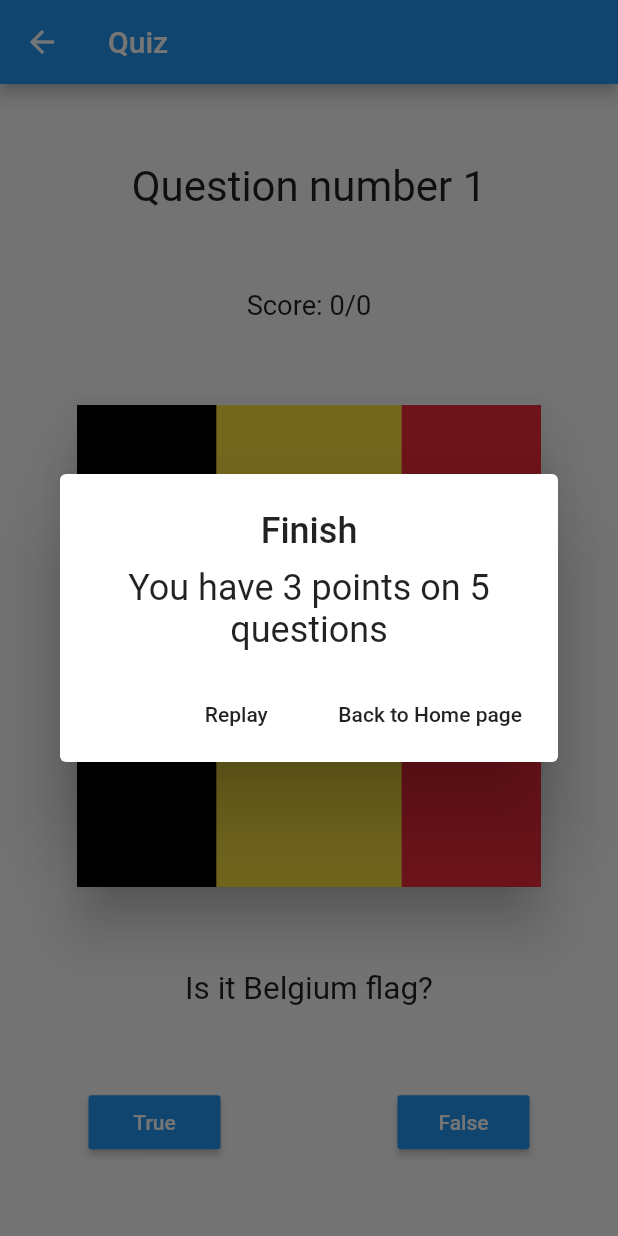
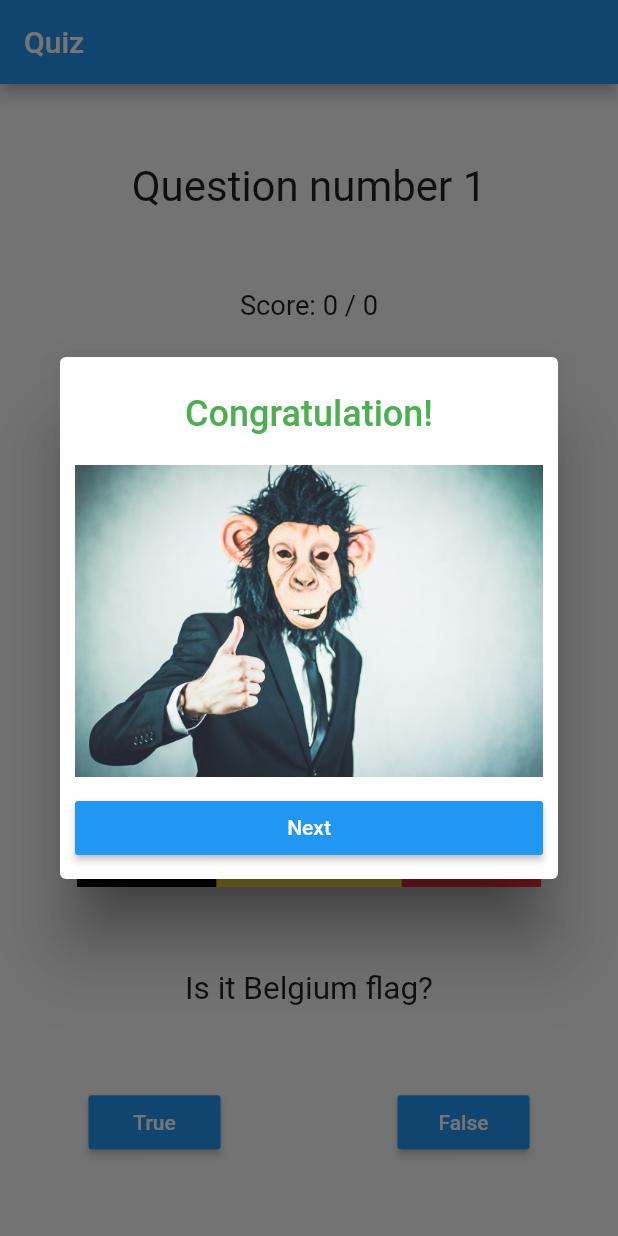
Before and after one commit to lyabs243/flutter-quizz, a Flutter app: the Quiz screen opened directly, after a tap on "True", on a phone screen of 412 x 824 dp. Run offline on Flutter 3.47's test engine with Material 2 defaults, Android fonts, the phone set to English and light mode, and no system bars.

Commit message:
add all elements about playing

```diff
--- a/lib/main.dart
+++ b/lib/main.dart
@@ -52,7 +52,7 @@ class _MyHomePageState extends State<MyHomePage> {
               ),
               new RaisedButton(
                 onPressed: (){
-                  Navigator.push(
+                  Navigator.pushReplacement(
                     context,
                     new MaterialPageRoute(
                         builder: (BuildContext context){
--- a/lib/quiz.dart
+++ b/lib/quiz.dart
@@ -1,9 +1,48 @@
 import 'package:flutter/material.dart';
+import 'package:flutter_quiz_app/question.dart';
+import 'main.dart';
 
 class Quiz extends StatelessWidget{
+  @override
+  Widget build(BuildContext context) {
+    // TODO: implement build
+    return new Scaffold(
+      body: QuizPage(),
+    );
+  }
+
+}
+
+class QuizPage extends StatefulWidget{
+
+  @override
+  State<StatefulWidget> createState() {
+    // TODO: implement createState
+    return new _QuizPage();
+  }
+
+}
+
+class _QuizPage extends State<QuizPage>{
+  List<Question> questions = [
+    new Question('Is it Belgium flag?', true, 'assets/flags/be.png'),
+    new Question('Is it Brazil flag?', false, 'assets/flags/ca.png'),
+    new Question('Is it Canada flag?', true, 'assets/flags/ca.png'),
+    new Question('Is it DRC flag?', true, 'assets/flags/cd.png'),
+    new Question('Is it Cameroon flag?', false, 'assets/flags/cg.png'),
+    new Question('Is it Syria flag?', false, 'assets/flags/eg.png'),
+    new Question('Is it Germany flag?', false, 'assets/flags/fr.png'),
+    new Question('Is it Senegal flag?', true, 'assets/flags/sn.png'),
+    new Question('Is it USA flag?', true, 'assets/flags/us.png'),
+    new Question('Is it Tanzania flag?', false, 'assets/flags/za.png'),
+  ];
+  int currentIndexQuestion = 0;
+  int points = 0;
+  int questionsPlayed = 0;
 
   @override
   Widget build(BuildContext context) {
+
     // TODO: implement build
     return new Scaffold(
       appBar: new AppBar(
@@ -14,11 +53,11 @@ class Quiz extends StatelessWidget{
           mainAxisAlignment: MainAxisAlignment.spaceEvenly,
           children: <Widget>[
             new Text(
-              'Question number 1',
+              'Question number ${currentIndexQuestion+1}',
               textScaleFactor: 2.0,
             ),
             new Text(
-              'Score: 0/0',
+              'Score: $points / ${questionsPlayed}',
               textScaleFactor: 1.3,
             ),
             new Container(
@@ -27,13 +66,13 @@ class Quiz extends StatelessWidget{
               child: new Card(
                 elevation: 15.0,
                 child: Image.asset(
-                    'assets/flags/be.png',
+                  questions[currentIndexQuestion].assetPath,
                   fit: BoxFit.cover,
                 ),
               ),
             ),
             new Text(
-              'Is it Belgium flag?',
+              questions[currentIndexQuestion].description,
               textScaleFactor: 1.5,
             ),
             new Row(
@@ -41,7 +80,7 @@ class Quiz extends StatelessWidget{
               children: <Widget>[
                 new RaisedButton(
                   onPressed: (){
-                    alertFinish(context);
+                    checkResponse(questions[currentIndexQuestion], true);
                   },
                   color: Colors.blue,
                   textColor: Colors.white,
@@ -51,7 +90,7 @@ class Quiz extends StatelessWidget{
                 ),
                 new RaisedButton(
                   onPressed: (){
-                    dialogResponse(context, true);
+                    checkResponse(questions[currentIndexQuestion], false);
                   },
                   color: Colors.blue,
                   textColor: Colors.white,
@@ -67,6 +106,14 @@ class Quiz extends StatelessWidget{
     );
   }
 
+  void checkResponse(Question question,bool response) {
+    bool result = false;
+    if (question.valid == response) {
+      result = true;
+    }
+    dialogResponse(context, result);
+  }
+
   Future dialogResponse(BuildContext context,bool valid) async{
 
     String assetPath = 'assets/true.jpg';
@@ -74,9 +121,9 @@ class Quiz extends StatelessWidget{
     Color titleColor = Colors.green;
 
     if(!valid){
-        title = 'Failed';
-        assetPath = 'assets/false.jpg';
-        titleColor = Colors.red;
+      title = 'Failed';
+      assetPath = 'assets/false.jpg';
+      titleColor = Colors.red;
     }
 
     return showDialog(
@@ -103,6 +150,17 @@ class Quiz extends StatelessWidget{
             new RaisedButton(
               onPressed: (){
                 Navigator.pop(context);
+                setState(() {
+                  questionsPlayed++;
+                  if(valid)
+                    points++;
+                  if(currentIndexQuestion < questions.length-1) {
+                    currentIndexQuestion++;
+                  }
+                  else{
+                    alertFinish(context);
+                  }
+                });
               },
               child: new Text(
                 'Next',
@@ -132,8 +190,8 @@ class Quiz extends StatelessWidget{
           ),
           contentPadding: EdgeInsets.all(10.0),
           content: new Text
-          (
-            'You have 3 points on 5 questions',
+            (
+            'You have $points points on ${questions.length} questions',
             textScaleFactor: 1.5,
             textAlign: TextAlign.center,
           ),
@@ -141,14 +199,19 @@ class Quiz extends StatelessWidget{
             new FlatButton(
               onPressed: (){
                 Navigator.pop(context);
+                setState(() {
+                  currentIndexQuestion = 0;
+                  points = 0;
+                });
               },
               child: new Text(
-                'Replay'
+                  'Replay'
               ),
             ),
             new FlatButton(
               onPressed: (){
                 Navigator.pop(context);
+                backHome();
               },
               child: new Text(
                   'Back to Home page'
@@ -160,4 +223,15 @@ class Quiz extends StatelessWidget{
     );
   }
 
+  void backHome(){
+    Navigator.pushReplacement(
+      context,
+      new MaterialPageRoute(
+          builder: (BuildContext context){
+            return new MyApp();
+          }
+      ),
+    );
+  }
+
 }
```
